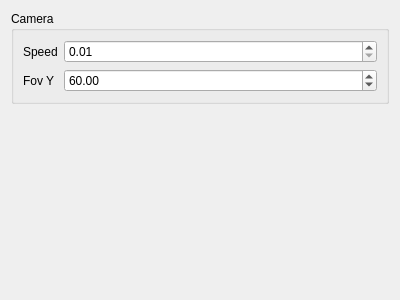
Before: the Qt Designer form Project2/ui/miscsettingswidget.ui in jesusdz/AGP, drawn with Qt 5.
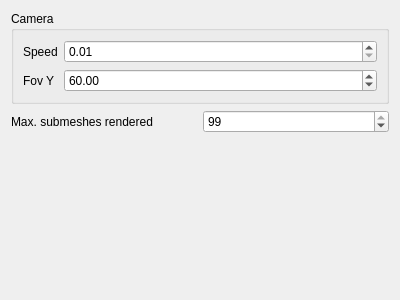
After: the same form once the commit is applied.

```diff
--- a/Project2/ui/miscsettingswidget.ui
+++ b/Project2/ui/miscsettingswidget.ui
@@ -57,6 +57,24 @@
      </layout>
     </widget>
    </item>
+   <item>
+    <layout class="QHBoxLayout" name="horizontalLayout">
+     <item>
+      <widget class="QLabel" name="label_3">
+       <property name="text">
+        <string>Max. submeshes rendered</string>
+       </property>
+      </widget>
+     </item>
+     <item>
+      <widget class="QSpinBox" name="spinMaxSubmeshes">
+       <property name="value">
+        <number>99</number>
+       </property>
+      </widget>
+     </item>
+    </layout>
+   </item>
    <item>
     <spacer name="verticalSpacer">
      <property name="orientation">
```
